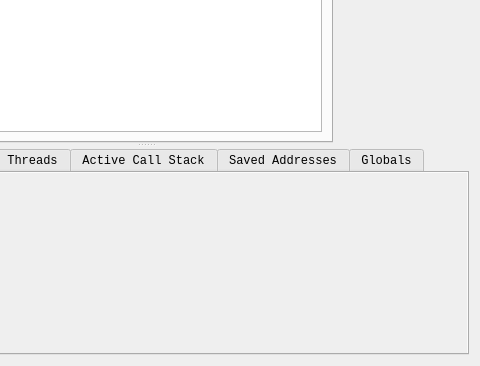
This is pcsx2-qt/Debugger/CpuWidget.ui in chaoticgd/pcsx2 as Qt 5 draws it before an edit; both pictures show x 188 to 668 and y 197 to 563 of the 668 by 563 pixel window. The edited form follows.
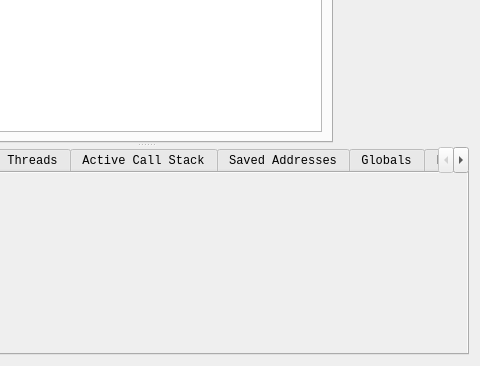
This is the edited form. Custom widgets are drawn as their Qt base class.

Commit message: Debugger: Add local variables tab

Patch:
```diff
--- a/pcsx2-qt/Debugger/CpuWidget.ui
+++ b/pcsx2-qt/Debugger/CpuWidget.ui
@@ -572,6 +572,11 @@
         </item>
        </layout>
       </widget>
+      <widget class="LocalVariableTreeWidget" name="tabLocalVariables">
+       <attribute name="title">
+        <string>Locals</string>
+       </attribute>
+      </widget>
      </widget>
     </widget>
    </item>
@@ -608,6 +613,12 @@
    <header>pcsx2-qt/Debugger/SymbolTreeWidgets.h</header>
    <container>1</container>
   </customwidget>
+  <customwidget>
+   <class>LocalVariableTreeWidget</class>
+   <extends>QWidget</extends>
+   <header>pcsx2-qt/Debugger/SymbolTreeWidgets.h</header>
+   <container>1</container>
+  </customwidget>
  </customwidgets>
  <resources/>
  <connections/>
```
The commit also changes 3 other files.
